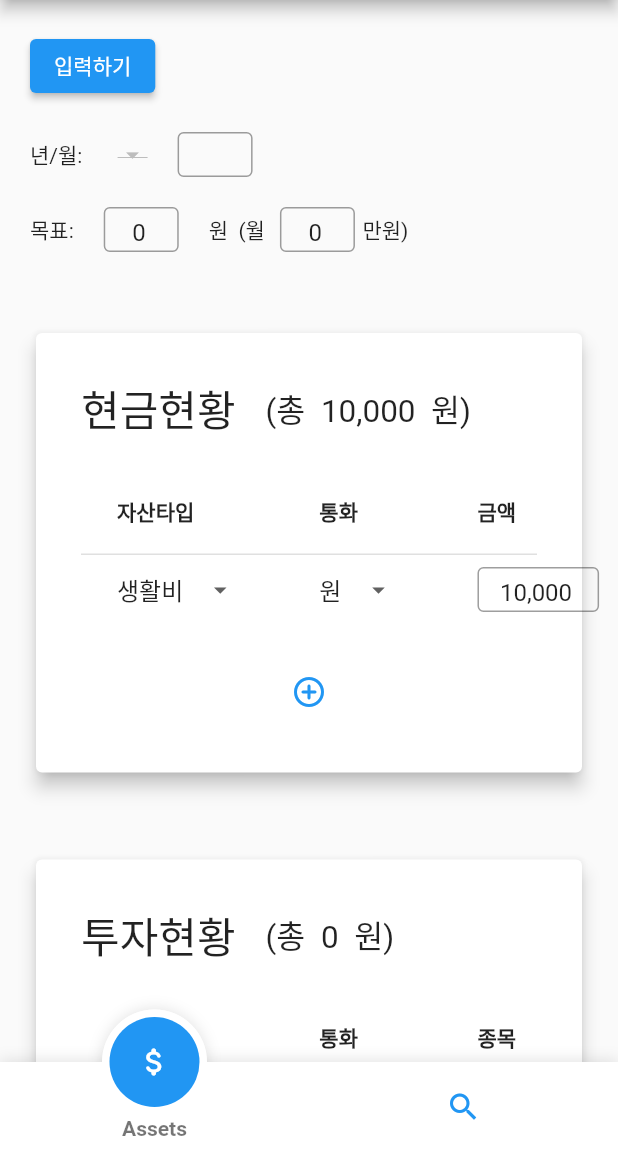
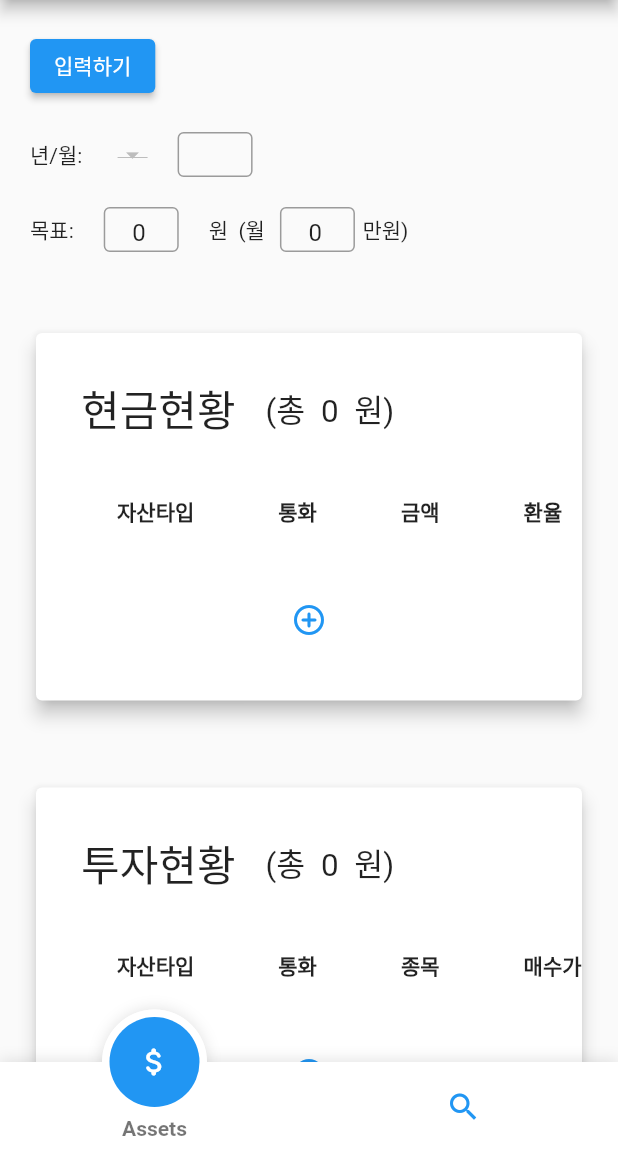
Before and after one commit to kammaii/asset_mng, a Flutter app: the screen it shows after launch, on a phone screen of 412 x 824 dp, the part 84-1236 px from its top. Run offline on Flutter 3.47's test engine with Material 2 defaults, Android fonts, the phone set to English and light mode, and no system bars; drawn by our look-alikes of fancy_bottom_navigation; our stand-ins replace awesome_dialog, cloud_firestore, firebase_core, fl_chart, shared_preferences; missing offline and left inert: web_scraper; accounts and stored records are empty.

Commit message:
changed data class to Asset

```diff
--- /dev/null
+++ b/lib/asset.dart
@@ -0,0 +1,83 @@
+import 'package:uuid/uuid.dart';
+
+class Asset {
+
+  late String id; // 공통
+  late bool isCash; // 공통
+  String currency = '원'; // 공통
+  String assetType = '투자자산'; // 공통
+  double amount = 0; // 공통
+  double goalAsset = 0; // 공통
+  double exchangeRate = 1; // 공통
+  String item = ''; // 투자
+  double buyPrice = 0; // 투자
+  double currentPrice = 0; // 투자
+  String tag = ''; // 투자
+
+  static const String ID = 'id';
+  static const String IS_CASH = 'isCash';
+  static const String GOAL_ASSET = 'goalAsset';
+  static const String CURRENCY = 'currency';
+  static const String AMOUNT = 'amount';
+  static const String EXCHANGE_RATE = 'exchangeRate';
+  static const String ASSET_TYPE = 'assetType';
+  static const String ITEM = 'item';
+  static const String BUY_PRICE = 'buyPrice';
+  static const String CURRENT_PRICE = 'currentPrice';
+  static const String TAG = 'tag';
+
+  Asset(this.isCash) {
+    this.id = Uuid().v4();
+  }
+
+  Asset.fromJson(Map<String, dynamic> json) :
+    id = json[ID],
+    currency = json[CURRENCY],
+    amount = json[AMOUNT],
+    exchangeRate = json[EXCHANGE_RATE],
+    item = json[ITEM],
+    buyPrice = json[BUY_PRICE],
+    currentPrice = json[CURRENT_PRICE],
+    assetType = json[ASSET_TYPE],
+    isCash = json[IS_CASH],
+    goalAsset = json[GOAL_ASSET],
+    tag = json[TAG];
+
+  Map<String, dynamic> toJson() => {
+    ID : id,
+    CURRENCY : currency,
+    AMOUNT : amount,
+    EXCHANGE_RATE : exchangeRate,
+    ITEM : item,
+    BUY_PRICE : buyPrice,
+    CURRENT_PRICE : currentPrice,
+    ASSET_TYPE : assetType,
+    IS_CASH : isCash,
+    GOAL_ASSET : goalAsset,
+    TAG : tag
+  };
+
+  void getCurrentPrice() {
+    // todo: 웹스크래핑으로 현재값 가져와서 currentPrice 에 저장
+  }
+
+  double getGrossPurchase() { // 매입총액
+    return buyPrice * amount;
+  }
+
+  double getGrossValue() {  // 평가액
+    return currentPrice * amount;
+  }
+
+  double getTotalRevenue() {  // 수익
+    return getGrossValue() - getGrossPurchase();
+  }
+
+  String getEarningsRate() {  // 수익률
+    return (getTotalRevenue() / getGrossPurchase() * 100).toStringAsFixed(1) + '%';
+  }
+
+// String getEarningsGrowthRate() {  // 수익증가율
+//   return
+// }
+}
--- a/lib/main_cash_flow.dart
+++ b/lib/main_cash_flow.dart
@@ -8,6 +8,7 @@ import 'package:flutter/services.dart';
 import 'package:flutter/widgets.dart';
 import 'package:intl/intl.dart';
 
+import 'asset.dart';
 import 'database.dart';
 
 class CashFlow extends StatefulWidget {
@@ -18,24 +19,23 @@ class CashFlow extends StatefulWidget {
 }
 
 class _CashFlowState extends State<CashFlow> {
-  static const String CASH_ASSET = 'cashAsset';
-  static const String INVEST_ASSET = 'investAsset';
-
-  String existDate = '';
+  String thisDate = '';
   String newDate = '';
   List<String> assetTypeDropdownList = ['투자자산', '연금자산', '생활비']; // todo: 입력받을 수 있는 기능 만들기
   List<String> currencyDropdownList = ['원', '달러', '바트']; // todo: 입력받을 수 있는 기능 만들기
 
   var f = NumberFormat('###,###,###,###.##');
+
+  List<Asset> assetList = [];
   double lastMonthGoal = 0;
-  double goalAsset = 0;
+  double thisMonthGoal = 0;
   double monthlyGoal = 0;
+
   static const double cardPadding = 30.0;
   static const double cardElevation = 5.0;
 
-  late List<CashAsset> cashAssetList;
-  late List<InvestAsset> investAssetList;
-
+  late List<Asset> cashAssetList;
+  late List<Asset> investAssetList;
 
   bool isInputMode = true;
   bool isModeChanged = true;
@@ -50,22 +50,14 @@ class _CashFlowState extends State<CashFlow> {
     investAssetList = [];
 
     if(isInputMode) {
-      //todo: 가장 최근의 데이터 가져오기
-      for (String cashData in SampleData().getLastCashAssetJson()) {
-        cashAssetList.add(CashAsset.fromJson(jsonDecode(cashData)));
-      }
-      for (String investAsset in SampleData().getLastInvestAssetJson()) {
-        investAssetList.add(InvestAsset.fromJson(jsonDecode(investAsset)));
+      // 가장 최근의 데이터 가져오기
+      for (Asset asset in assetList) {
+        asset.isCash ? cashAssetList.add(asset) : investAssetList.add(asset);
       }
 
     } else {
-      //todo: 날짜에 맞는 데이터 가져오기
-      for (String cashData in SampleData().getLastCashAssetJson()) {
-        cashAssetList.add(CashAsset.fromJson(jsonDecode(cashData)));
-      }
-      for (String investAsset in SampleData().getLastInvestAssetJson()) {
-        investAssetList.add(InvestAsset.fromJson(jsonDecode(investAsset)));
-      }
+      //todo: 날짜에 맞는 자산 데이터 가져오기
+
     }
   }
 
@@ -73,13 +65,13 @@ class _CashFlowState extends State<CashFlow> {
   void getTotalAsset() {
     totalCash = 0;
     totalInvest = 0;
-    Map<String, double> exchangeRate = Map();
-    for(CashAsset cashAsset in cashAssetList) {
+    //Map<String, double> exchangeRate = Map();
+    for(Asset cashAsset in cashAssetList) {
       totalCash += cashAsset.amount * cashAsset.exchangeRate;
-      exchangeRate[cashAsset.currency] = cashAsset.exchangeRate;
+      //exchangeRate[cashAsset.currency] = cashAsset.exchangeRate;
     }
-    for(InvestAsset investAsset in investAssetList) {
-      //totalInvest += (investAsset.getGrossValue() * exchangeRate[investAsset.currency]); //todo: 이거 왜 에러지?
+    for(Asset investAsset in investAssetList) {
+      totalInvest += (investAsset.getGrossValue() * investAsset.exchangeRate);
     }
   }
 
@@ -93,9 +85,10 @@ class _CashFlowState extends State<CashFlow> {
   void getInitData() async {
     await Database().getInitDate();
     setState(() {
+      assetList = Database().lastAssetList;
       lastMonthGoal = Database().lastMonthGoal;
       monthlyGoal = Database().monthlyGoal;
-      goalAsset = lastMonthGoal + monthlyGoal;
+      thisMonthGoal = lastMonthGoal + monthlyGoal;
     });
   }
 
@@ -118,7 +111,7 @@ class _CashFlowState extends State<CashFlow> {
                 ElevatedButton(
                   onPressed: () {
                     setState(() {
-                      existDate = '';
+                      thisDate = '';
                       newDate = '';
                       isInputMode = true;
                       isModeChanged = true;
@@ -132,8 +125,8 @@ class _CashFlowState extends State<CashFlow> {
               children: [
                 Text('년/월: '),
                 SizedBox(width: 20),
-                getDropDownButton(existDate, Database().dateList, (newValue) {
-                  existDate = newValue;
+                getDropDownButton(thisDate, Database().dateList, (newValue) {
+                  thisDate = newValue;
                   isInputMode = false;
                   isModeChanged = true;
                 }),
@@ -149,7 +142,7 @@ class _CashFlowState extends State<CashFlow> {
               children: [
                 Text('목표:'),
                 SizedBox(width: 20),
-                getTextField(goalAsset, (newValue) => goalAsset = double.parse(newValue.replaceAll(',', ''))),
+                getTextField(thisMonthGoal, (newValue) => thisMonthGoal = double.parse(newValue.replaceAll(',', ''))),
                 SizedBox(width: 20),
                 Text('원  (월'),
                 SizedBox(width: 10),
@@ -157,7 +150,7 @@ class _CashFlowState extends State<CashFlow> {
                   double newGoal = double.parse(newValue.replaceAll(',', ''));
                   monthlyGoal = newGoal;
                   Database().setMonthlyGoal(newGoal);
-                  goalAsset = lastMonthGoal + newGoal;
+                  thisMonthGoal = lastMonthGoal + newGoal;
                 }),
                 SizedBox(width: 5),
                 Text('만원)'),
@@ -182,13 +175,13 @@ class _CashFlowState extends State<CashFlow> {
                     Column(
                       mainAxisAlignment: MainAxisAlignment.center,
                       children: [
-                        makeTable(CASH_ASSET),
+                        makeTable(true),
                         SizedBox(height: 20),
                         IconButton(
                           icon: Icon(Icons.add_circle_outline_rounded, color: Theme.of(context).colorScheme.primary),
                           onPressed: () {
                             setState(() {
-                              cashAssetList.add(CashAsset());
+                              cashAssetList.add(Asset(true));
                             });
                           },
                         )
@@ -217,13 +210,13 @@ class _CashFlowState extends State<CashFlow> {
                     Column(
                       mainAxisAlignment: MainAxisAlignment.center,
                       children: [
-                        makeTable(INVEST_ASSET),
+                        makeTable(false),
                         SizedBox(height: 20),
                         IconButton(
                           icon: Icon(Icons.add_circle_outline_rounded, color: Theme.of(context).colorScheme.primary),
                           onPressed: () {
                             setState(() {
-                              investAssetList.add(InvestAsset());
+                              investAssetList.add(Asset(false));
                             });
                           },
                         )
@@ -240,8 +233,15 @@ class _CashFlowState extends State<CashFlow> {
                 children: [
                   getDialog('저장하기', '저장할까요?', Colors.blue, (){
                     String date;
-                    isInputMode? date = newDate : date = existDate;
-                    Database().saveAsset(context, date, goalAsset, cashAssetList, investAssetList);
+                    isInputMode? date = newDate : date = thisDate;
+                    List<Asset> assetList = [];
+                    for(Asset cashAsset in cashAssetList) {
+                      assetList.add(cashAsset);
+                    }
+                    for(Asset investAsset in investAssetList) {
+                      assetList.add(investAsset);
+                    }
+                    Database().saveAsset(context, date, thisMonthGoal, assetList);
                   }),
                   SizedBox(width: 20),
                   getDialog('삭제하기', '삭제할까요?', Colors.red, (){print('삭제');})
@@ -279,13 +279,12 @@ class _CashFlowState extends State<CashFlow> {
     );
   }
 
-  DataTable makeTable(String type) {
+  DataTable makeTable(bool isCash) {
     List<DataColumn> dataColumn = [];
     List<DataRow> dataRow = [];
 
-    switch (type) {
-      case CASH_ASSET :
-        List<String> columns = ['자산타입','통화','금액','환율','원화환산',''];
+    if(isCash) {
+      List<String> columns = ['자산타입', '통화', '금액', '환율', '원화환산', ''];
       dataColumn = List<DataColumn>.generate(columns.length, (index) => DataColumn(label: Text(columns[index])));
       dataRow = List<DataRow>.generate(cashAssetList.length, (index) =>
           DataRow(
@@ -306,9 +305,7 @@ class _CashFlowState extends State<CashFlow> {
               ]
           )
       );
-        break;
-
-      case INVEST_ASSET :
+    } else {
         List<String> columns = ['자산타입','통화','종목','매수가','현재가', '수량', '매입총액', '평가액' ,'수익', '수익률', '태그',''];
         dataColumn = List<DataColumn>.generate(columns.length, (index) => DataColumn(label: Text(columns[index])));
         dataRow = List<DataRow>.generate(investAssetList.length, (index) =>
@@ -319,7 +316,7 @@ class _CashFlowState extends State<CashFlow> {
                   DataCell(getTextField(investAssetList[index].item, (newValue) => investAssetList[index].item = newValue)),
                   DataCell(getTextField(investAssetList[index].buyPrice, (newValue) => investAssetList[index].buyPrice = double.parse(newValue.replaceAll(',', '')))),
                   DataCell(getTextField(investAssetList[index].currentPrice, (newValue) => investAssetList[index].currentPrice = double.parse(newValue.replaceAll(',', '')))),
-                  DataCell(getTextField(investAssetList[index].quantity, (newValue) => investAssetList[index].quantity = double.parse(newValue.replaceAll(',', '')))),
+                  DataCell(getTextField(investAssetList[index].amount, (newValue) => investAssetList[index].amount = double.parse(newValue.replaceAll(',', '')))),
                   DataCell(Text(f.format(investAssetList[index].getGrossPurchase()))),
                   DataCell(Text(f.format(investAssetList[index].getGrossValue()))),
                   DataCell(Text(f.format(investAssetList[index].getTotalRevenue()))),
@@ -336,7 +333,6 @@ class _CashFlowState extends State<CashFlow> {
                 ]
             )
         );
-        break;
     }
 
     return DataTable(
```
Also changed, not shown: lib/database.dart (+30 -66 lines). Lines whose indentation alone changed are shown as unchanged.
